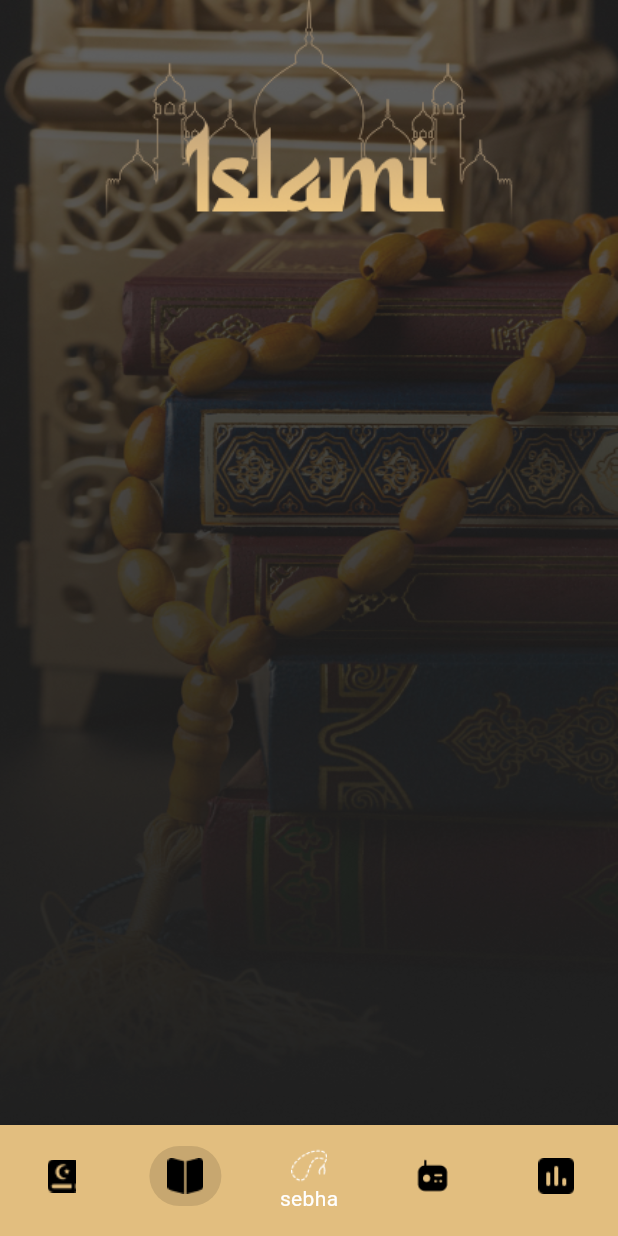
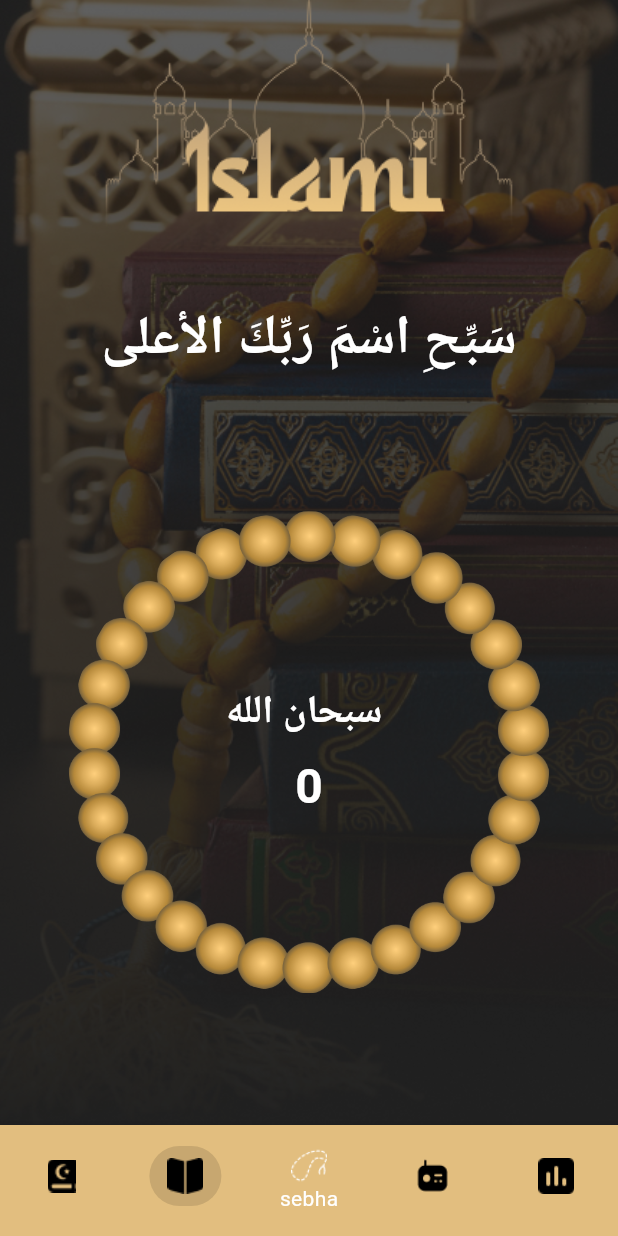
Before and after one commit to saraahmedkh/islami_app, a Flutter app: the HomeScreen screen opened by its route, item 3 of the bottom bar chosen, on a phone screen of 412 x 824 dp. Run offline on Flutter 3.47's test engine with Material 3 defaults, Android fonts, the phone set to English and light mode, and no system bars; our stand-ins replace carousel_slider, introduction_screen, shared_preferences; accounts and stored records are empty.

Commit message:
sebhascreen created

```diff
--- a/lib/home/model/hadeth_model.dart
+++ b/lib/home/model/hadeth_model.dart
@@ -3,4 +3,5 @@ class HadethModel {
   List<String>hadethcontent;
 
   HadethModel(this.title,this.hadethcontent);
+
 }
--- a/lib/home/tabs/sebha_tab.dart
+++ b/lib/home/tabs/sebha_tab.dart
@@ -1,17 +1,109 @@
 import 'package:flutter/material.dart';
+import 'package:shared_preferences/shared_preferences.dart';
 
-class SebhaTab extends StatelessWidget {
+class SebhaTab extends StatefulWidget {
   const SebhaTab({super.key});
+
+  @override
+  State<SebhaTab> createState() => _SebhaTabState();
+}
+
+class _SebhaTabState extends State<SebhaTab> {
+  List<String> azkar = [
+    "سبحان الله ",
+    "الحمد لله",
+    "الله اكبر",
+    "لا اله الا الله",
+  ];
+
+  int counter = 0;
+  int zekrindex = 0;
+
+  Future<void> saveSebha() async {
+    final prefs = await SharedPreferences.getInstance();
+    await prefs.setInt("counter", counter);
+    await prefs.setInt("zekrIndex", zekrindex);
+  }
+
+  void onSebhaTap() {
+    setState(() {
+      counter++;
+      if (counter == 33) {
+        counter = 0;
+        zekrindex = (zekrindex + 1) % azkar.length;
+      }
+    });
+    saveSebha();
+  }
 
   @override
   Widget build(BuildContext context) {
     return Container(
       decoration: BoxDecoration(
-        image: DecorationImage( fit : BoxFit.fill,
+        image: DecorationImage(
+          fit: BoxFit.cover,
           image: AssetImage("assets/images/sebha_bg.png"),
         ),
       ),
 
+      child: SafeArea(
+        child: Column( crossAxisAlignment: CrossAxisAlignment.stretch,
+          children: [
+            SizedBox(height: 200,),
+            Text( textAlign: TextAlign.center,
+              "سَبِّحِ اسْمَ رَبِّكَ الأعلى ",
+              style: TextStyle(
+                fontSize: 36,
+                fontWeight: FontWeight.bold,
+                color: Colors.white,
+              ),
+            ),
+
+            Spacer(),
+            GestureDetector(
+              onTap: onSebhaTap,
+              child: Stack(
+                alignment: Alignment.center,
+                children: [
+                  Container(
+                    width: MediaQuery.of(context).size.width * 0.78,
+                    height: MediaQuery.of(context).size.width * 0.78,
+                    decoration: const BoxDecoration(
+                      shape: BoxShape.circle,
+                      image: DecorationImage(
+                        image: AssetImage("assets/images/sebhabody.png",),
+                        fit: BoxFit.cover,
+                      ),
+                    )),
+                  Column(
+                    mainAxisSize: MainAxisSize.min,
+                    children: [
+                      Text(
+                        azkar[zekrindex],
+                        style: const TextStyle(
+                          color: Colors.white,
+                          fontSize: 26,
+                          fontWeight: FontWeight.bold,
+                        ),
+                      ),
+                      const SizedBox(height: 8),
+                      Text(
+                        counter.toString(),
+                        style: const TextStyle(
+                          color: Colors.white,
+                          fontSize: 32,
+                          fontWeight: FontWeight.bold,
+                        ),
+                      ),
+                    ],
+                  ),
+                ],
+              ),
+            ),
+            Spacer(),
+          ],
+        ),
+      ),
     );
   }
 }
```
Also changed, not shown: assets/images/sebha.png (added), assets/images/sebhabody.png (added), assets/images/sebhahead.png (added).
